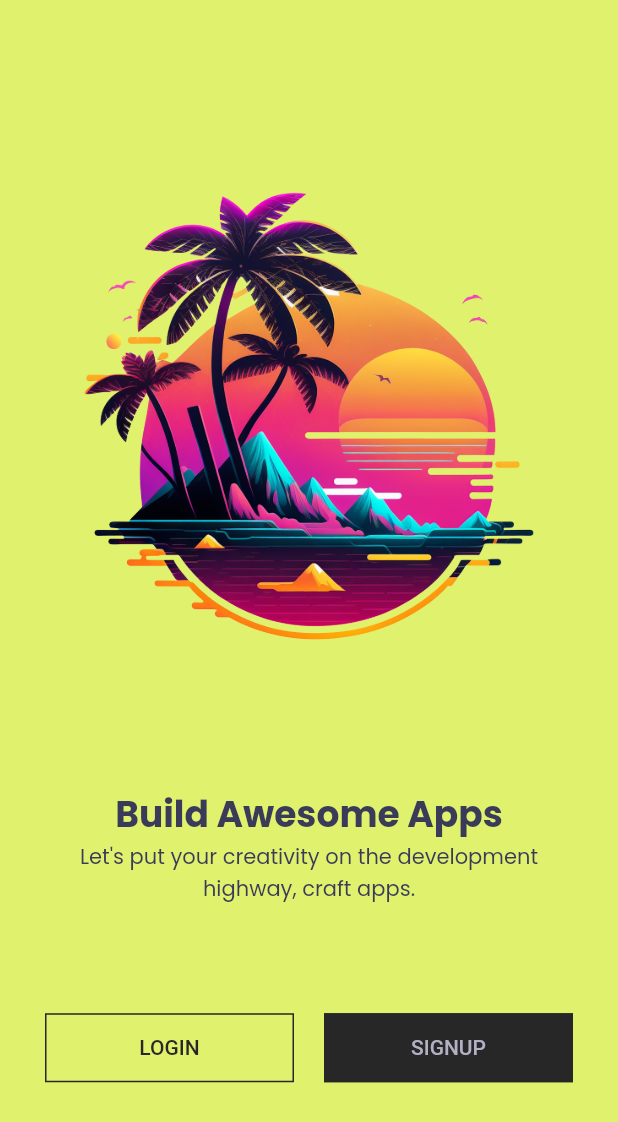
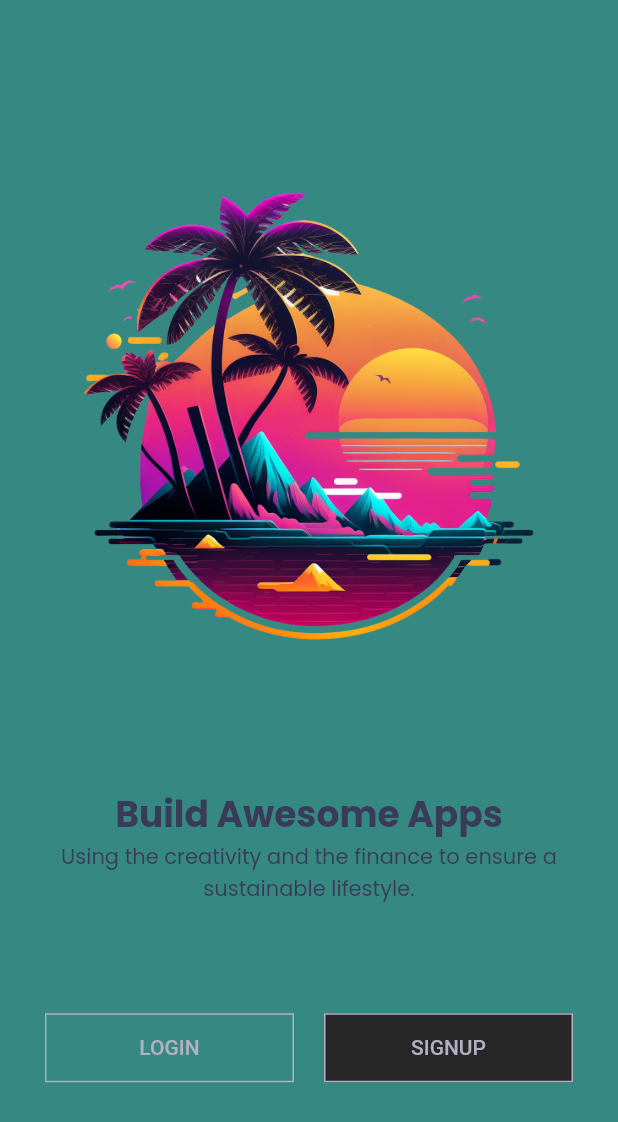
Before and after one commit to Sarvyi/Finance_Flutter_TIAA, a Flutter app: the screen it shows after launch, on a phone screen of 412 x 824 dp. Shown: the top 1122 px of the screen. Run offline on Flutter 3.47's test engine with Material 2 defaults, Android fonts, the phone set to English and light mode, and no system bars; our stand-ins replace firebase_auth, firebase_core, get, google_fonts, hive, hive_flutter and 3 more; accounts and stored records are empty.

Commit message:
updated the graph

```diff
--- a/lib/src/constants/colors.dart
+++ b/lib/src/constants/colors.dart
@@ -1,6 +1,8 @@
 import 'package:flutter/material.dart';
 
-const tPrimaryColor = Color.fromARGB(255, 224, 241, 109);
+// const tPrimaryColor = Color.fromARGB(255, 130, 206, 201);
+const tPrimaryColor = Color(0xff368983);
+// const tPrimaryColor = Color.fromRGBO(47, 125, 121, 0.3);
 const tSecondaryColor = Color(0xFF272727);
 const tAccentColor = Color(0xFFE72696);
 
@@ -16,3 +18,4 @@ const tOnBoardingPage3Color = Color(0xFFFFDCBD);
 // Fin management page
 const tFinManagementMainColor = Color(0xff368983);
 const tBoxColorButton = Color(0xffC5C5C5);
+const tSummaryIndicator = Color.fromRGBO(47, 125, 121, 0.3);
--- a/lib/src/constants/text_strings.dart
+++ b/lib/src/constants/text_strings.dart
@@ -7,17 +7,20 @@ const String tLogin = "Login";
 const String tSignUp = "Signup";
 const String tEmail = "Email";
 const String tPassword = "Password";
-const String tForgetPassword= "Forget Password?";
+const String tForgetPassword = "Forget Password?";
 const String tSignInWithGoogle = "Sign-In with Google";
 
 // -- OnBoarding Text
-const String tOnboardingTitle1 = "Build Awesome Apps";
+const String tOnboardingTitle1 = "Old is Gold";
 const String tOnboardingTitle2 = "Learn from Youtube";
 const String tOnboardingTitle3 = "Get Code & Resources";
 
-const String tOnboardingSubTitle1 = "Let's start your journey with us on this amazing and easy onboarding";
-const String tOnboardingSubTitle2 = "Get Video Tutorials of wach topic to learn things easily.";
-const String tOnboardingSubTitle3 = "Save time by just aopy pasting complete apps learn from.";
+const String tOnboardingSubTitle1 =
+    "Let's start your journey with us on this amazing and easy onboarding";
+const String tOnboardingSubTitle2 =
+    "Get Video Tutorials of wach topic to learn things easily.";
+const String tOnboardingSubTitle3 =
+    "Save time by just aopy pasting complete apps learn from.";
 
 const String tOnboardingCounter1 = "1/3";
 const String tOnboardingCounter2 = "2/3";
@@ -25,7 +28,8 @@ const String tOnboardingCounter3 = "3/3";
 
 // -- Welcome Text
 const String tWelcomeTitle = "Build Awesome Apps";
-const String tWelcomeSubTitle = "Let's put your creativity on the development highway, craft apps.";
+const String tWelcomeSubTitle =
+    "Using the creativity and the finance to ensure a sustainable lifestyle.";
 
 // -- Login Text
 const String tLoginTitle = "Welcome Back,";
@@ -34,5 +38,6 @@ const String tRememberMe = "Remember Me?";
 const String tAlreadyHaveAnAccount = "Already have an Account?";
 const String tDontHaveAnAccount = "Don't have an Account?  ";
 const String tForgetPasswordTitle = "Make Selection !";
-const String tForgetPasswordSubtitle = "Select from one of the option given below to reset your password.";
+const String tForgetPasswordSubtitle =
+    "Select from one of the option given below to reset your password.";
 const String tResetViaEmail = "Reset Via E-mail Verification";
--- a/lib/src/features/authentication/screens/welcome/welcome_screen.dart
+++ b/lib/src/features/authentication/screens/welcome/welcome_screen.dart
@@ -44,8 +44,8 @@ class WelcomeScreen extends StatelessWidget {
                       onPressed: () => Get.to(() => const LoginScreen()),
                       style: OutlinedButton.styleFrom(
                           shape: const RoundedRectangleBorder(),
-                          foregroundColor: tSecondaryColor,
-                          side: const BorderSide(color: tSecondaryColor),
+                          foregroundColor: tWhiteColor,
+                          side: const BorderSide(color: tWhiteColor),
                           padding: const EdgeInsets.symmetric(
                               vertical: tButtonHeight)),
                       child: Text(tLogin.toUpperCase())),
@@ -61,7 +61,7 @@ class WelcomeScreen extends StatelessWidget {
                           shape: const RoundedRectangleBorder(),
                           foregroundColor: tWhiteColor,
                           backgroundColor: tSecondaryColor,
-                          side: const BorderSide(color: tSecondaryColor),
+                          side: const BorderSide(color: tWhiteColor),
                           padding: const EdgeInsets.symmetric(
                               vertical: tButtonHeight)),
                       child: Text(tSignUp.toUpperCase())),
--- a/lib/src/features/finance_manager/screens/graph_screen.dart
+++ b/lib/src/features/finance_manager/screens/graph_screen.dart
@@ -129,7 +129,8 @@ class _StatisticsState extends State<Statistics> {
             return ListTile(
               leading: ClipRRect(
                 borderRadius: BorderRadius.circular(5),
-                child: Image.asset('images/${a[index].name}.png', height: 40),
+                child: Image.asset('assets/images/graph/${a[index].name}.png',
+                    height: 40),
               ),
               title: Text(
                 a[index].name,
```
Also changed, not shown: lib/src/features/finance_manager/screens/add_screen.dart (+8 -5 lines), lib/src/features/finance_manager/screens/home_screen.dart (+5 -4 lines).
